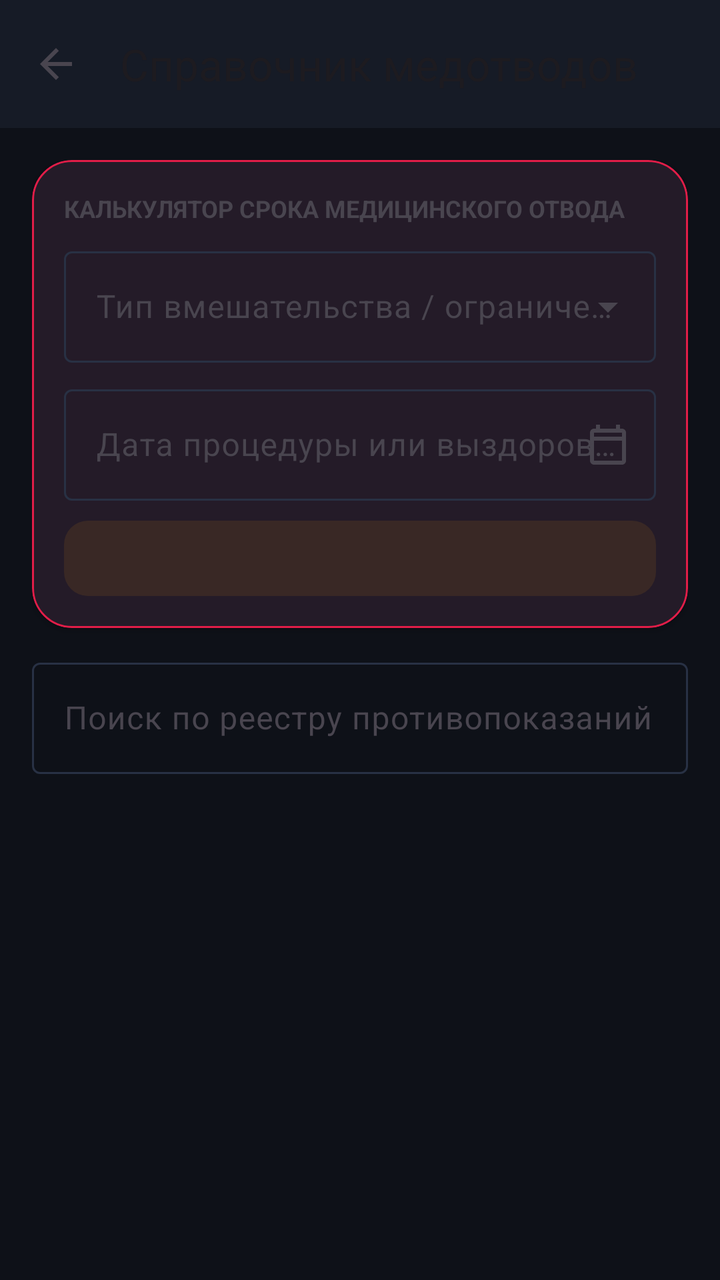
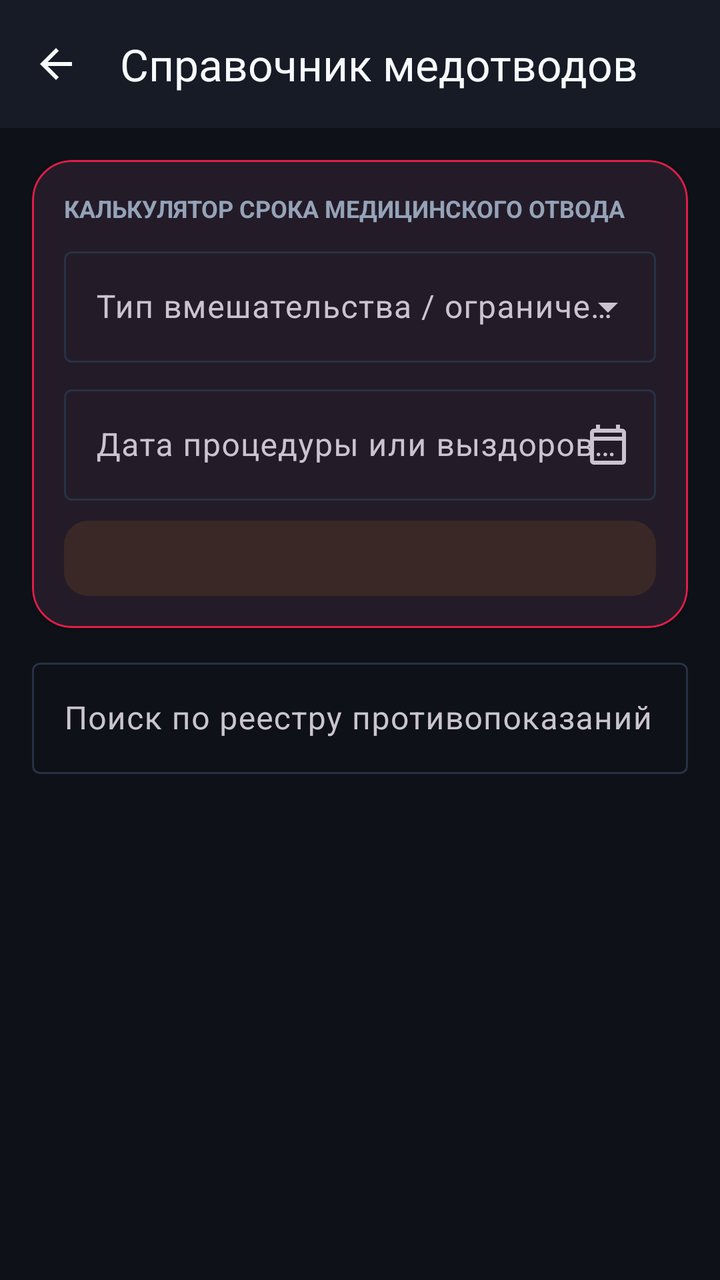

Screens rendered from an Android XML layout before and after an edit, with the pre-edit source and the edit as a unified diff.
<!-- AndroidManifest.xml: application theme Theme.DonorLog -->
<!-- res/layout/activity_contraindications.xml -->
<?xml version="1.0" encoding="utf-8"?>
<androidx.coordinatorlayout.widget.CoordinatorLayout
    xmlns:android="http://schemas.android.com/apk/res/android"
    xmlns:app="http://schemas.android.com/apk/res-auto"
    xmlns:tools="http://schemas.android.com/tools"
    android:id="@+id/rootContraindications"
    android:layout_width="match_parent"
    android:layout_height="match_parent"
    android:fitsSystemWindows="true"
    android:background="?android:attr/colorBackground">

    <com.google.android.material.appbar.AppBarLayout
        android:id="@+id/appBarLayoutContra"
        android:layout_width="match_parent"
        android:layout_height="wrap_content"
        android:background="?attr/colorSurface">

        <com.google.android.material.appbar.MaterialToolbar
            android:id="@+id/toolbarContra"
            android:layout_width="match_parent"
            android:layout_height="?attr/actionBarSize"
            app:title="@string/title_activity_contraindications"
            app:navigationIcon="@drawable/ic_arrow_back"
            app:titleCentered="false" />

    </com.google.android.material.appbar.AppBarLayout>

    <LinearLayout
        android:layout_width="match_parent"
        android:layout_height="match_parent"
        android:orientation="vertical"
        android:padding="16dp"
        app:layout_behavior="@string/appbar_scrolling_view_behavior">

        
        <com.google.android.material.card.MaterialCardView
            android:layout_width="match_parent"
            android:layout_height="wrap_content"
            app:cardCornerRadius="20dp"
            app:cardElevation="2dp"
            app:strokeWidth="1dp"
            app:strokeColor="?attr/colorPrimary">

            <LinearLayout
                android:layout_width="match_parent"
                android:layout_height="wrap_content"
                android:orientation="vertical"
                android:padding="16dp">

                <TextView
                    android:layout_width="wrap_content"
                    android:layout_height="wrap_content"
                    android:text="@string/contra_calc_header"
                    android:textColor="?android:attr/textColorSecondary"
                    android:textSize="12sp"
                    android:textAllCaps="true"
                    android:textStyle="bold" />

                
                <com.google.android.material.textfield.TextInputLayout
                    style="@style/Widget.Material3.TextInputLayout.OutlinedBox.ExposedDropdownMenu"
                    android:layout_width="match_parent"
                    android:layout_height="wrap_content"
                    android:layout_marginTop="8dp"
                    android:hint="@string/contra_select_label">

                    <AutoCompleteTextView
                        android:id="@+id/actvContraType"
                        android:layout_width="match_parent"
                        android:layout_height="wrap_content"
                        android:inputType="none" />
                </com.google.android.material.textfield.TextInputLayout>

                
                <com.google.android.material.textfield.TextInputLayout
                    style="@style/Widget.Material3.TextInputLayout.OutlinedBox"
                    android:layout_width="match_parent"
                    android:layout_height="wrap_content"
                    android:layout_marginTop="8dp"
                    android:hint="@string/contra_event_date_label"
                    app:endIconMode="custom"
                    app:endIconDrawable="@drawable/ic_calendar">

                    <com.google.android.material.textfield.TextInputEditText
                        android:id="@+id/etEventDate"
                        android:layout_width="match_parent"
                        android:layout_height="wrap_content"
                        android:focusable="false"
                        android:clickable="true"
                        android:inputType="none" />
                </com.google.android.material.textfield.TextInputLayout>

                
                <TextView
                    android:id="@+id/tvCalcResult"
                    android:layout_width="match_parent"
                    android:layout_height="wrap_content"
                    android:layout_marginTop="10dp"
                    android:background="@drawable/bg_badge_yellow"
                    android:padding="10dp"
                    android:textSize="13sp"
                    android:textStyle="bold" />

            </LinearLayout>
        </com.google.android.material.card.MaterialCardView>

        
        <com.google.android.material.textfield.TextInputLayout
            style="@style/Widget.Material3.TextInputLayout.OutlinedBox"
            android:layout_width="match_parent"
            android:layout_height="wrap_content"
            android:layout_marginTop="12dp"
            android:hint="@string/contra_search_hint">

            <com.google.android.material.textfield.TextInputEditText
                android:id="@+id/etSearchContra"
                android:layout_width="match_parent"
                android:layout_height="wrap_content"
                android:inputType="text" />
        </com.google.android.material.textfield.TextInputLayout>

        
        <androidx.recyclerview.widget.RecyclerView
            android:id="@+id/rvContraindications"
            android:layout_width="match_parent"
            android:layout_height="0dp"
            android:layout_weight="1"
            android:layout_marginTop="8dp"
            tools:listitem="@layout/item_contraindication_card" />

    </LinearLayout>

</androidx.coordinatorlayout.widget.CoordinatorLayout>
<!-- res/layout/item_contraindication_card.xml (included above) -->
<?xml version="1.0" encoding="utf-8"?>
<com.google.android.material.card.MaterialCardView
    xmlns:android="http://schemas.android.com/apk/res/android"
    xmlns:app="http://schemas.android.com/apk/res-auto"
    android:layout_width="match_parent"
    android:layout_height="wrap_content"
    android:layout_marginVertical="4dp"
    app:cardCornerRadius="16dp"
    app:cardElevation="1dp"
    app:strokeWidth="1dp"
    app:strokeColor="?attr/colorOutline">

    <LinearLayout
        android:layout_width="match_parent"
        android:layout_height="wrap_content"
        android:orientation="vertical"
        android:padding="14dp">

        <LinearLayout
            android:layout_width="match_parent"
            android:layout_height="wrap_content"
            android:gravity="center_vertical"
            android:orientation="horizontal">

            <TextView
                android:id="@+id/tvContraTitle"
                android:layout_width="0dp"
                android:layout_height="wrap_content"
                android:layout_weight="1"
                android:text="Татуировки, пирсинг"
                android:textSize="15sp"
                android:textStyle="bold" />

            <TextView
                android:id="@+id/tvContraBadge"
                android:layout_width="wrap_content"
                android:layout_height="wrap_content"
                android:background="@drawable/bg_badge_yellow"
                android:paddingHorizontal="8dp"
                android:paddingVertical="2dp"
                android:text="120 дн."
                android:textColor="@color/status_yellow"
                android:textSize="12sp"
                android:textStyle="bold" />
        </LinearLayout>

        <TextView
            android:id="@+id/tvContraDesc"
            android:layout_width="match_parent"
            android:layout_height="wrap_content"
            android:layout_marginTop="4dp"
            android:text="Отвод составляет 120 дней со дня процедуры."
            android:textColor="?android:attr/textColorSecondary"
            android:textSize="12sp" />

    </LinearLayout>

</com.google.android.material.card.MaterialCardView>
<!-- resources referenced by this layout -->
<resources>
  <color name="status_yellow">#F59E0B</color>
  <!-- drawable bg_badge_yellow (drawable) -->
  <?xml version="1.0" encoding="utf-8"?>
  <shape xmlns:android="http://schemas.android.com/apk/res/android"
      android:shape="rectangle">
      <corners android:radius="12dp" />
      <solid android:color="@color/status_yellow_bg" />
  </shape>
  <!-- drawable ic_arrow_back (drawable) -->
  <vector xmlns:android="http://schemas.android.com/apk/res/android"
      android:width="24dp"
      android:height="24dp"
      android:viewportWidth="24"
      android:viewportHeight="24"
      android:tint="?attr/colorControlNormal">
      <path
          android:fillColor="@android:color/white"
          android:pathData="M20,11H7.83l5.59,-5.59L12,4l-8,8 8,8 1.41,-1.41L7.83,13H20v-2z" />
  </vector>
  <!-- drawable ic_calendar (drawable) -->
  <vector xmlns:android="http://schemas.android.com/apk/res/android"
      android:width="24dp"
      android:height="24dp"
      android:viewportWidth="24"
      android:viewportHeight="24">
    <path
        android:fillColor="#534343"
        android:pathData="M19,4h-1V2h-2v2H8V2H6v2H5c-1.11,0 -1.99,0.9 -1.99,2L3,20a2,2 0,0 0,2 2h14c1.1,0 2,-0.9 2,-2V6c0,-1.1 -0.9,-2 -2,-2zm0,16H5V10h14v10zm0,-12H5V6h14v2z"/>
  </vector>
  <string name="contra_calc_header">Калькулятор срока медицинского отвода</string>
  <string name="contra_event_date_label">Дата процедуры или выздоровления</string>
  <string name="contra_search_hint">Поиск по реестру противопоказаний</string>
  <string name="contra_select_label">Тип вмешательства / ограничение</string>
  <string name="title_activity_contraindications">Справочник медотводов</string>
  <style name="Theme.DonorLog" parent="Theme.Material3.DayNight.NoActionBar">
          <item name="colorPrimary">@color/md_theme_light_primary</item>
          <item name="colorOnPrimary">@color/md_theme_light_onPrimary</item>
          <item name="colorPrimaryContainer">@color/md_theme_light_primaryContainer</item>
          <item name="colorOnPrimaryContainer">@color/md_theme_light_onPrimaryContainer</item>
  
          <item name="colorSecondary">@color/md_theme_light_secondary</item>
          <item name="colorOnSecondary">@color/md_theme_light_onSecondary</item>
          <item name="colorSecondaryContainer">@color/md_theme_light_secondaryContainer</item>
          <item name="colorOnSecondaryContainer">@color/md_theme_light_onSecondaryContainer</item>
  
          <item name="android:colorBackground">@color/md_theme_light_background</item>
          <item name="colorSurface">@color/md_theme_light_surface</item>
          <item name="colorOnSurface">@color/md_theme_light_onSurface</item>
          <item name="colorOutline">@color/card_border_light</item>
  
          
          <item name="android:statusBarColor">@android:color/transparent</item>
          <item name="android:windowLightStatusBar">true</item>
          <item name="android:navigationBarColor">@color/md_theme_light_background</item>
          <item name="android:windowLightNavigationBar">true</item>
      </style>
  <color name="status_yellow_bg">#1AF59E0B</color>
  <color name="md_theme_light_primary">#E11D48</color>
  <color name="md_theme_light_onPrimary">#FFFFFF</color>
  <color name="md_theme_light_primaryContainer">#FFE4E8</color>
  <color name="md_theme_light_onPrimaryContainer">#881337</color>
  <color name="md_theme_light_secondary">#64748B</color>
  <color name="md_theme_light_onSecondary">#FFFFFF</color>
  <color name="md_theme_light_secondaryContainer">#E2E8F0</color>
  <color name="md_theme_light_onSecondaryContainer">#0F172A</color>
  <color name="md_theme_light_background">#0E1118</color>
  <color name="md_theme_light_surface">#161B26</color>
  <color name="md_theme_light_onSurface">#F8FAFC</color>
  <color name="card_border_light">#283144</color>
</resources>

<!-- the commit's change to res/layout/activity_contraindications.xml (unified diff, before → after) -->
@@ -17,6 +17,8 @@
 
         <com.google.android.material.appbar.MaterialToolbar
             android:id="@+id/toolbarContra"
+            app:titleTextColor="@color/donor_text_primary"
+            app:navigationIconTint="@color/donor_text_primary"
             android:layout_width="match_parent"
             android:layout_height="?attr/actionBarSize"
             app:title="@string/title_activity_contraindications"
@@ -51,7 +53,7 @@
                     android:layout_width="wrap_content"
                     android:layout_height="wrap_content"
                     android:text="@string/contra_calc_header"
-                    android:textColor="?android:attr/textColorSecondary"
+                    android:textColor="@color/donor_text_secondary"
                     android:textSize="12sp"
                     android:textAllCaps="true"
                     android:textStyle="bold" />
@@ -114,6 +116,7 @@
 
             <com.google.android.material.textfield.TextInputEditText
                 android:id="@+id/etSearchContra"
+                        android:textColor="@color/donor_text_primary"
                 android:layout_width="match_parent"
                 android:layout_height="wrap_content"
                 android:inputType="text" />
@@ -138,17 +141,18 @@
     xmlns:app="http://schemas.android.com/apk/res-auto"
     android:layout_width="match_parent"
     android:layout_height="wrap_content"
-    android:layout_marginVertical="4dp"
+    android:layout_marginVertical="5dp"
+    app:cardBackgroundColor="@color/donor_surface_card"
     app:cardCornerRadius="16dp"
-    app:cardElevation="1dp"
+    app:cardElevation="2dp"
     app:strokeWidth="1dp"
-    app:strokeColor="?attr/colorOutline">
+    app:strokeColor="@color/donor_stroke_subtle">
 
     <LinearLayout
         android:layout_width="match_parent"
         android:layout_height="wrap_content"
         android:orientation="vertical"
-        android:padding="14dp">
+        android:padding="16dp">
 
         <LinearLayout
             android:layout_width="match_parent"
@@ -162,6 +166,7 @@
                 android:layout_height="wrap_content"
                 android:layout_weight="1"
                 android:text="Татуировки, пирсинг"
+                android:textColor="@color/donor_text_primary"
                 android:textSize="15sp"
                 android:textStyle="bold" />
 
@@ -170,9 +175,9 @@
                 android:layout_width="wrap_content"
                 android:layout_height="wrap_content"
                 android:background="@drawable/bg_badge_yellow"
-                android:paddingHorizontal="8dp"
-                android:paddingVertical="2dp"
-                android:text="120 дн."
+                android:paddingHorizontal="10dp"
+                android:paddingVertical="3dp"
+                android:text="120 дней"
                 android:textColor="@color/status_yellow"
                 android:textSize="12sp"
                 android:textStyle="bold" />
@@ -182,10 +187,10 @@
             android:id="@+id/tvContraDesc"
             android:layout_width="match_parent"
             android:layout_height="wrap_content"
-            android:layout_marginTop="4dp"
+            android:layout_marginTop="6dp"
             android:text="Отвод составляет 120 дней со дня процедуры."
-            android:textColor="?android:attr/textColorSecondary"
-            android:textSize="12sp" />
+            android:textColor="@color/donor_text_secondary"
+            android:textSize="13sp" />
 
     </LinearLayout>
 
<!-- resource entries referenced after the edit -->
@@ -1,5 +1,9 @@
 <!-- resources referenced by this layout -->
 <resources>
+  <color name="donor_stroke_subtle">#283144</color>
+  <color name="donor_surface_card">#161B26</color>
+  <color name="donor_text_primary">#F8FAFC</color>
+  <color name="donor_text_secondary">#94A3B8</color>
   <color name="status_yellow">#F59E0B</color>
   <!-- drawable bg_badge_yellow (drawable) -->
   <?xml version="1.0" encoding="utf-8"?>
@@ -34,40 +38,35 @@
   <string name="contra_search_hint">Поиск по реестру противопоказаний</string>
   <string name="contra_select_label">Тип вмешательства / ограничение</string>
   <string name="title_activity_contraindications">Справочник медотводов</string>
-  <style name="Theme.DonorLog" parent="Theme.Material3.DayNight.NoActionBar">
-          <item name="colorPrimary">@color/md_theme_light_primary</item>
-          <item name="colorOnPrimary">@color/md_theme_light_onPrimary</item>
-          <item name="colorPrimaryContainer">@color/md_theme_light_primaryContainer</item>
-          <item name="colorOnPrimaryContainer">@color/md_theme_light_onPrimaryContainer</item>
+  <style name="Theme.DonorLog" parent="Theme.Material3.Dark.NoActionBar">
+          <item name="colorPrimary">@color/donor_ruby_mid</item>
+          <item name="colorOnPrimary">#FFFFFF</item>
+          <item name="colorPrimaryContainer">@color/donor_ruby_start</item>
+          <item name="colorOnPrimaryContainer">#FFE4E8</item>
   
-          <item name="colorSecondary">@color/md_theme_light_secondary</item>
-          <item name="colorOnSecondary">@color/md_theme_light_onSecondary</item>
-          <item name="colorSecondaryContainer">@color/md_theme_light_secondaryContainer</item>
-          <item name="colorOnSecondaryContainer">@color/md_theme_light_onSecondaryContainer</item>
+          <item name="colorSecondary">@color/donor_amber_warm</item>
+          <item name="colorOnSecondary">#0E1118</item>
+          <item name="colorSecondaryContainer">#1E2433</item>
+          <item name="colorOnSecondaryContainer">@color/donor_text_primary</item>
   
-          <item name="android:colorBackground">@color/md_theme_light_background</item>
-          <item name="colorSurface">@color/md_theme_light_surface</item>
-          <item name="colorOnSurface">@color/md_theme_light_onSurface</item>
-          <item name="colorOutline">@color/card_border_light</item>
+          <item name="android:colorBackground">@color/donor_bg_canvas</item>
+          <item name="colorSurface">@color/donor_surface_card</item>
+          <item name="colorOnSurface">@color/donor_text_primary</item>
+          <item name="colorOutline">@color/donor_stroke_subtle</item>
+  
+          <item name="android:textColorPrimary">@color/donor_text_primary</item>
+          <item name="android:textColorSecondary">@color/donor_text_secondary</item>
   
           
           <item name="android:statusBarColor">@android:color/transparent</item>
-          <item name="android:windowLightStatusBar">true</item>
-          <item name="android:navigationBarColor">@color/md_theme_light_background</item>
-          <item name="android:windowLightNavigationBar">true</item>
+          <item name="android:windowLightStatusBar">false</item>
+          <item name="android:navigationBarColor">@color/donor_bg_canvas</item>
+          <item name="android:windowLightNavigationBar">false</item>
       </style>
   <color name="status_yellow_bg">#1AF59E0B</color>
-  <color name="md_theme_light_primary">#E11D48</color>
-  <color name="md_theme_light_onPrimary">#FFFFFF</color>
-  <color name="md_theme_light_primaryContainer">#FFE4E8</color>
-  <color name="md_theme_light_onPrimaryContainer">#881337</color>
-  <color name="md_theme_light_secondary">#64748B</color>
-  <color name="md_theme_light_onSecondary">#FFFFFF</color>
-  <color name="md_theme_light_secondaryContainer">#E2E8F0</color>
-  <color name="md_theme_light_onSecondaryContainer">#0F172A</color>
-  <color name="md_theme_light_background">#0E1118</color>
-  <color name="md_theme_light_surface">#161B26</color>
-  <color name="md_theme_light_onSurface">#F8FAFC</color>
-  <color name="card_border_light">#283144</color>
+  <color name="donor_ruby_mid">#E11D48</color>
+  <color name="donor_ruby_start">#9F1239</color>
+  <color name="donor_amber_warm">#F59E0B</color>
+  <color name="donor_bg_canvas">#0E1118</color>
 </resources>
 
